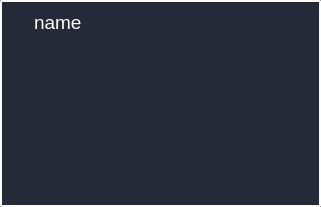
The window that src/client/gui/ui/texteditor_comment.ui (aleoli/Shared-Editor) describes before a commit, drawn with Qt 5.
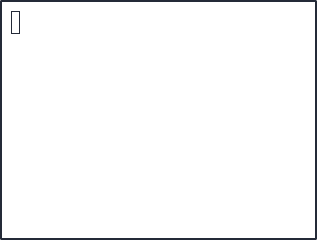
The same window after the commit. Icons and pictures are not drawn.

```diff
--- a/src/client/gui/ui/texteditor_comment.ui
+++ b/src/client/gui/ui/texteditor_comment.ui
@@ -6,8 +6,8 @@
    <rect>
     <x>0</x>
     <y>0</y>
-    <width>321</width>
-    <height>207</height>
+    <width>317</width>
+    <height>240</height>
    </rect>
   </property>
   <property name="windowTitle">
@@ -15,8 +15,8 @@
   </property>
   <property name="styleSheet">
    <string notr="true">QWidget{
-	background: #242A38;
-	border: 2px solid white;
+	background: white;
+	border: 2px solid #242A38;
 	border-radius: 2px;
 }</string>
   </property>
@@ -30,7 +30,8 @@
       </size>
      </property>
      <property name="styleSheet">
-      <string notr="true">border: 0px solid none;</string>
+      <string notr="true">border: 1px solid #242a38;
+border-radius: 20px;</string>
      </property>
      <property name="frameShape">
       <enum>QFrame::NoFrame</enum>
@@ -72,14 +73,17 @@
      </property>
      <property name="font">
       <font>
-       <pointsize>12</pointsize>
+       <pointsize>-1</pointsize>
       </font>
      </property>
      <property name="styleSheet">
       <string notr="true">border: 0px solid none;
-color: white;
-font-size: 28em;
-margin-right: 2em;</string>
+color: #242A38;
+margin-right: 2em;
+font-size: 17px;</string>
+     </property>
+     <property name="plainText">
+      <string/>
      </property>
     </widget>
    </item>
@@ -93,18 +97,23 @@
      </property>
      <property name="font">
       <font>
-       <pointsize>8</pointsize>
+       <pointsize>-1</pointsize>
+       <weight>50</weight>
+       <italic>false</italic>
+       <bold>false</bold>
       </font>
      </property>
      <property name="styleSheet">
       <string notr="true">border: 0px solid none;
-color: white;</string>
+color: #4e596f;
+margin-left: 0em;
+font: 15px;</string>
      </property>
      <property name="text">
       <string/>
      </property>
      <property name="alignment">
-      <set>Qt::AlignRight|Qt::AlignTrailing|Qt::AlignVCenter</set>
+      <set>Qt::AlignCenter</set>
      </property>
     </widget>
    </item>
```
